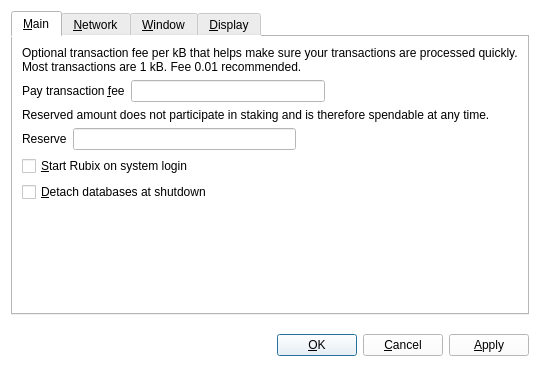
Old version of the form src/qt/forms/optionsdialog.ui in the repository ajeef/Rubix.
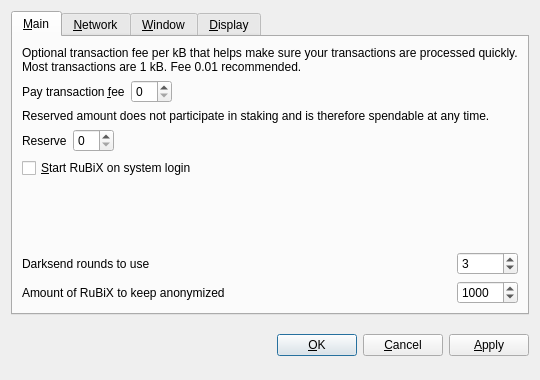
New version of the form. Custom widgets are drawn as their Qt base class.

Commit message:
Rubix-v2-protoype-01
Initial prototype of Rubix-v2

This commit is intended for use to build nodes and other network support features such as web wallets and exchanges.

This is a significant upgrade that overhauls the original Rubix blockchain into a now robust and reliable system.

Patch:
```diff
--- a/src/qt/forms/optionsdialog.ui
+++ b/src/qt/forms/optionsdialog.ui
@@ -13,9 +13,6 @@
   <property name="windowTitle">
    <string>Options</string>
   </property>
-  <property name="styleSheet">
-   <string notr="true">background-color: rgb(255, 255, 255);</string>
-  </property>
   <property name="modal">
    <bool>true</bool>
   </property>
@@ -32,8 +29,8 @@
       <attribute name="title">
        <string>&amp;Main</string>
       </attribute>
-      <layout class="QVBoxLayout" name="verticalLayout_Main">
-       <item>
+      <layout class="QGridLayout" name="gridLayout">
+       <item row="0" column="0" colspan="2">
         <widget class="QLabel" name="transactionFeeInfoLabel">
          <property name="text">
           <string>Optional transaction fee per kB that helps make sure your transactions are processed quickly. Most transactions are 1 kB. Fee 0.01 recommended.</string>
@@ -46,7 +43,7 @@
          </property>
         </widget>
        </item>
-       <item>
+       <item row="1" column="0">
         <layout class="QHBoxLayout" name="horizontalLayoutFee">
          <item>
           <widget class="QLabel" name="transactionFeeLabel">
@@ -79,7 +76,7 @@
          </item>
         </layout>
        </item>
-       <item>
+       <item row="2" column="0" colspan="2">
         <widget class="QLabel" name="reserveBalanceInfoLabel">
          <property name="text">
           <string>Reserved amount does not participate in staking and is therefore spendable at any time.</string>
@@ -92,7 +89,7 @@
          </property>
         </widget>
        </item>
-       <item>
+       <item row="3" column="0">
         <layout class="QHBoxLayout" name="horizontalLayoutReserveBalance">
          <item>
           <widget class="QLabel" name="reserveBalanceLabel">
@@ -125,27 +122,17 @@
          </item>
         </layout>
        </item>
-       <item>
+       <item row="4" column="0">
         <widget class="QCheckBox" name="bitcoinAtStartup">
          <property name="toolTip">
           <string>Automatically start Rubix after logging in to the system.</string>
          </property>
          <property name="text">
-          <string>&amp;Start Rubix on system login</string>
+          <string>&amp;Start RuBiX on system login</string>
          </property>
         </widget>
        </item>
-       <item>
-        <widget class="QCheckBox" name="detachDatabases">
-         <property name="toolTip">
-          <string>Detach block and address databases at shutdown. This means they can be moved to another data directory, but it slows down shutdown. The wallet is always detached.</string>
-         </property>
-         <property name="text">
-          <string>&amp;Detach databases at shutdown</string>
-         </property>
-        </widget>
-       </item>
-       <item>
+       <item row="5" column="0">
         <spacer name="verticalSpacer_Main">
          <property name="orientation">
           <enum>Qt::Vertical</enum>
@@ -158,6 +145,67 @@
          </property>
         </spacer>
        </item>
+       <item row="6" column="0">
+        <widget class="QLabel" name="label">
+         <property name="toolTip">
+          <string>&lt;html&gt;&lt;head/&gt;&lt;body&gt;&lt;p&gt;This setting determines the amount of individual masternodes that an input will be anonymized through. More rounds of anonymization gives a higher degree of privacy, but also costs more in fees.&lt;/p&gt;&lt;/body&gt;&lt;/html&gt;</string>
+         </property>
+         <property name="text">
+          <string>Darksend rounds to use</string>
+         </property>
+        </widget>
+       </item>
+       <item row="6" column="1">
+        <widget class="QSpinBox" name="darksendRounds">
+         <property name="minimum">
+          <number>2</number>
+         </property>
+         <property name="maximum">
+          <number>16</number>
+         </property>
+         <property name="value">
+          <number>3</number>
+         </property>
+        </widget>
+       </item>
+       <item row="7" column="0">
+        <widget class="QLabel" name="label_2">
+         <property name="toolTip">
+          <string>This amount acts as a threshold to turn off Darksend once it's reached.</string>
+         </property>
+         <property name="statusTip">
+          <string notr="true"/>
+         </property>
+         <property name="whatsThis">
+          <string notr="true"/>
+         </property>
+         <property name="accessibleName">
+          <string notr="true"/>
+         </property>
+         <property name="accessibleDescription">
+          <string notr="true"/>
+         </property>
+         <property name="text">
+          <string>Amount of RuBiX to keep anonymized</string>
+         </property>
+        </widget>
+       </item>
+       <item row="7" column="1">
+        <widget class="QSpinBox" name="anonymizeRuBiX">
+         <property name="minimum">
+          <number>2</number>
+         </property>
+         <property name="maximum">
+          <number>10000</number>
+         </property>
+         <property name="singleStep">
+          <number>10</number>
+         </property>
+         <property name="value">
+          <number>1000</number>
+         </property>
+        </widget>
+       </item>
       </layout>
      </widget>
      <widget class="QWidget" name="tabNetwork">
@@ -498,14 +546,9 @@
   </layout>
  </widget>
  <customwidgets>
-  <customwidget>
-   <class>QValidatedLineEdit</class>
-   <extends>QLineEdit</extends>
-   <header>qvalidatedlineedit.h</header>
-  </customwidget>
   <customwidget>
    <class>BitcoinAmountField</class>
-   <extends>QLineEdit</extends>
+   <extends>QSpinBox</extends>
    <header>bitcoinamountfield.h</header>
    <container>1</container>
   </customwidget>
@@ -514,6 +557,11 @@
    <extends>QComboBox</extends>
    <header>qvaluecombobox.h</header>
   </customwidget>
+  <customwidget>
+   <class>QValidatedLineEdit</class>
+   <extends>QLineEdit</extends>
+   <header>qvalidatedlineedit.h</header>
+  </customwidget>
  </customwidgets>
  <resources/>
  <connections/>
```
Left out of the diff: 47 changed lines with no effect on the pictures. The commit also changes 701 other files.
